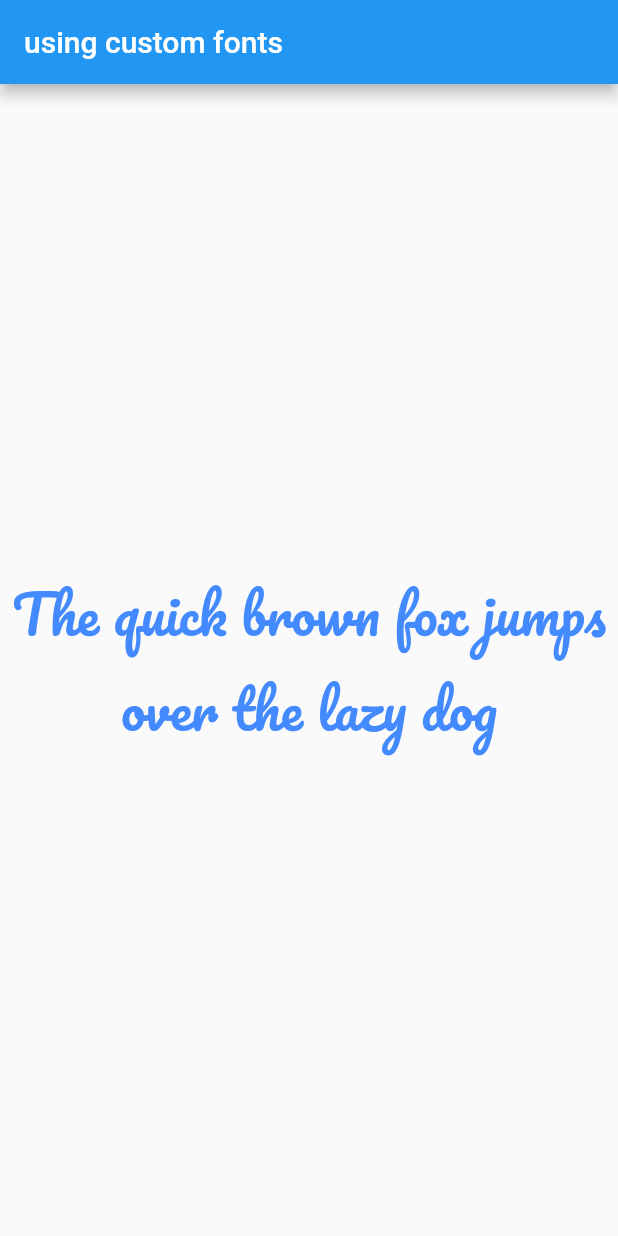
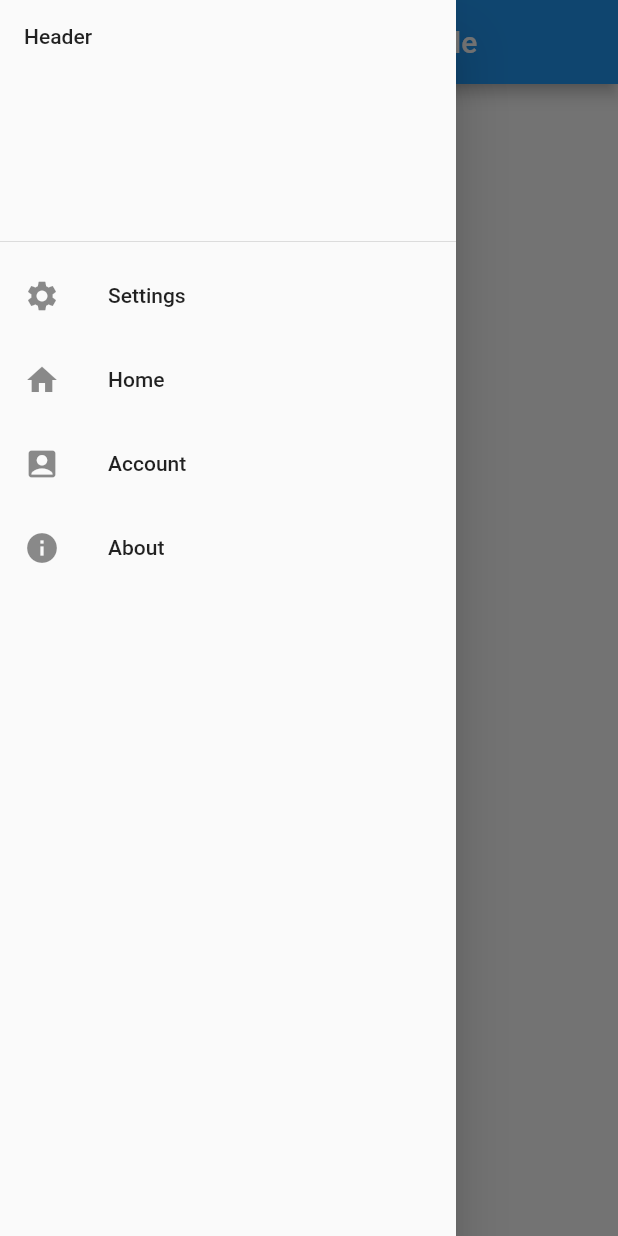
Before and after one commit to LoveqLRC/my_flutter_app, a Flutter app: the screen it shows after launch, with the side drawer open (before the commit the screen has no drawer), on a phone screen of 412 x 824 dp. Run offline on Flutter 3.47's test engine with Material 2 defaults, Android fonts, the phone set to English and light mode, and no system bars.

Commit message:
add drawer demo and gradient demo

```diff
--- a/lib/main.dart
+++ b/lib/main.dart
@@ -10,11 +10,13 @@ import 'using_stepper.dart';
 import 'using_tab.dart';
 import 'using_bottom_tab.dart';
 import 'using_custom_fonts.dart';
+import 'using_gradient.dart';
+import 'navigation_drawer.dart';
 
 void main() {
   runApp(new MaterialApp(
     title: "UsingStepper",
-    home: new UsingCustomFonts(),
+    home: new NavigationDrawer(),
 //    theme: new ThemeData(primarySwatch: Colors.green),
   ));
 }
--- /dev/null
+++ b/lib/navigation_drawer.dart
@@ -0,0 +1,68 @@
+import 'package:flutter/material.dart';
+import 'navigations/SettingsScreen.dart';
+import 'navigations/AccountScreen.dart';
+
+class NavigationDrawer extends StatefulWidget {
+  @override
+  State<StatefulWidget> createState() {
+    return new NavigationDrawerState();
+  }
+}
+
+class NavigationDrawerState extends State<NavigationDrawer> {
+  Drawer getNavDrawer(BuildContext context) {
+    var headerChild = new DrawerHeader(child: new Text("Header"));
+    var aboutChild = new AboutListTile(
+      child: new Text("About"),
+      applicationName: "Application Name",
+      applicationVersion: "v1.0.0",
+      applicationIcon: new Icon(Icons.adb),
+      icon: new Icon(Icons.info),
+    );
+
+    var myNavChildren = [
+      headerChild,
+      getNavItem(Icons.settings, "Settings", SettingsScreen.routeName),
+      getNavItem(Icons.home, "Home", "/"),
+      getNavItem(Icons.account_box, "Account", AccountScreen.routeName),
+      aboutChild
+    ];
+
+    ListView listView = new ListView(
+      children: myNavChildren,
+    );
+    return new Drawer(
+      child: listView,
+    );
+  }
+
+  ListTile getNavItem(var icon, String s, String routeName) {
+    return new ListTile(
+      leading: new Icon(icon),
+      title: new Text(s),
+      onTap: () {
+        setState(() {
+          //关闭drawer
+          Navigator.of(context).pop();
+          //跳转到routeName
+          Navigator.of(context).pushNamed(routeName);
+        });
+      },
+    );
+  }
+
+  @override
+  Widget build(BuildContext context) {
+    return new Scaffold(
+      appBar: new AppBar(
+        title: new Text("Navigation Drawer Example"),
+      ),
+      body: new Container(
+        child: new Center(
+          child: new Text("Home Screen"),
+        ),
+      ),
+      drawer: getNavDrawer(context),
+    );
+  }
+}
--- /dev/null
+++ b/lib/navigations/SettingsScreen.dart
@@ -0,0 +1,19 @@
+import 'package:flutter/material.dart';
+
+class SettingsScreen extends StatelessWidget {
+  static const String routeName = "/settings";
+
+  @override
+  Widget build(BuildContext context) {
+    return new Scaffold(
+      appBar: new AppBar(
+        title: new Text("Settings"),
+      ),
+      body: new Container(
+        child: new Center(
+          child: new Text("Settings Screen"),
+        ),
+      ),
+    );
+  }
+}
```
Also changed, not shown: lib/navigations/AccountScreen.dart (added, +19 -0 lines), lib/using_gradient.dart (added, +24 -0 lines), lib/utils.dart (+10 -0 lines).
